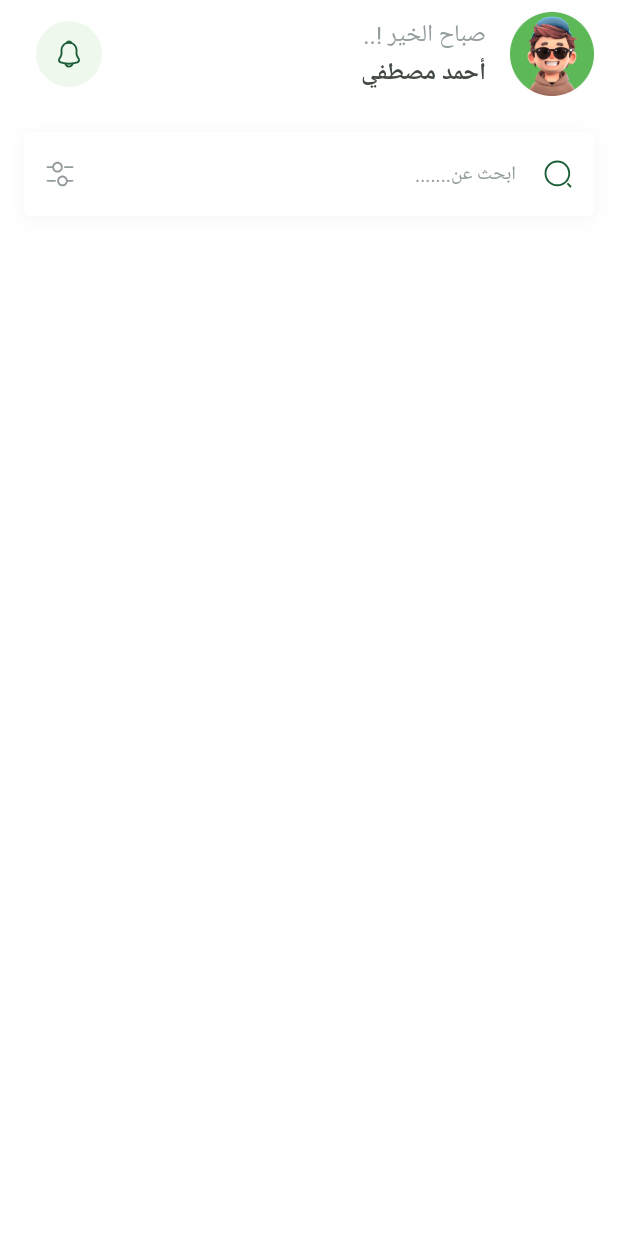
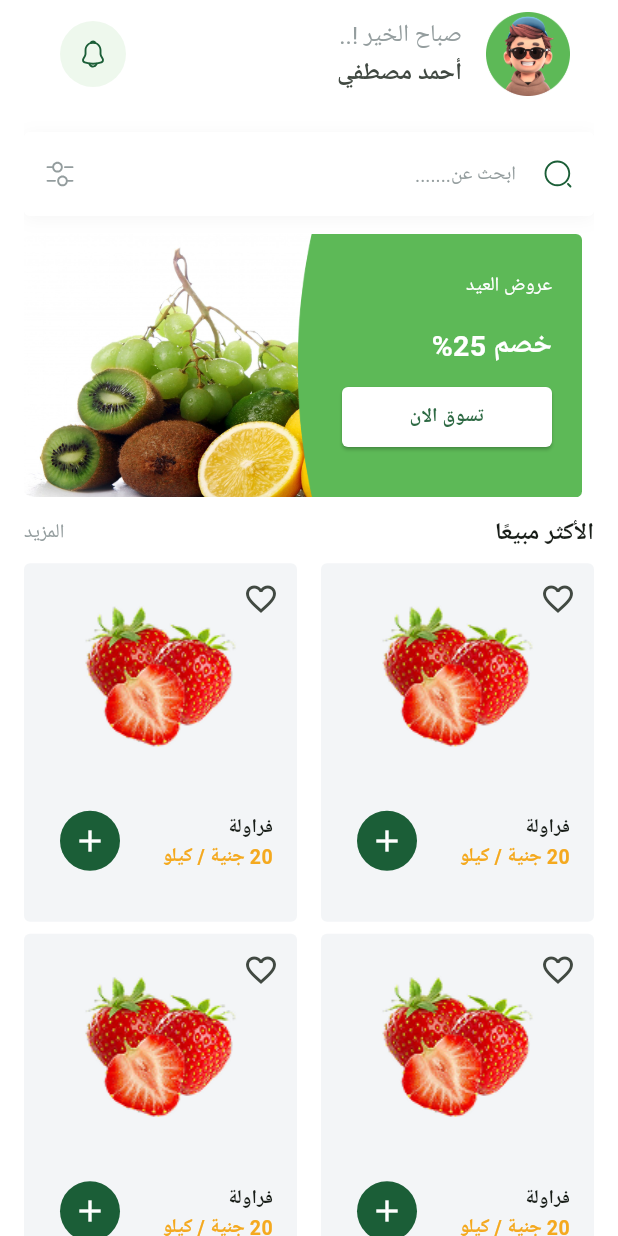
Before and after one commit to Akuma-0/fruit_hub, a Flutter app: the HomeScreen screen opened by its route, on a phone screen of 412 x 824 dp. Run offline on Flutter 3.47's test engine with Material 3 defaults, Android fonts, the phone set to English and light mode, and no system bars; our stand-ins replace bloc, cloud_firestore, dartz, dots_indicator, firebase_auth, firebase_core and 6 more; missing offline and left inert: flutter_facebook_auth; accounts and stored records are empty; generated files the repository leaves out were written again; Roboto replaces fonts that are missing (Cairo).

Commit message:
Add new widgets and layout for home screen

```diff
--- /dev/null
+++ b/devtools_options.yaml
@@ -0,0 +1,3 @@
+description: This file stores settings for Dart & Flutter DevTools.
+documentation: https://docs.flutter.dev/tools/devtools/extensions#configure-extension-enablement-states
+extensions:
--- /dev/null
+++ b/lib/core/widgets/fruit_item_card.dart
@@ -0,0 +1,78 @@
+import 'package:flutter/material.dart';
+import 'package:fruit_hub/core/styles/app_colors.dart';
+import 'package:fruit_hub/core/styles/app_text_styles.dart';
+
+class FruitItemCard extends StatelessWidget {
+  const FruitItemCard({super.key});
+
+  @override
+  Widget build(BuildContext context) {
+    return Container(
+      width: 136,
+      height: 214,
+      decoration: ShapeDecoration(
+        color: Color(0xfff3f5f7),
+        shape: RoundedRectangleBorder(borderRadius: BorderRadius.circular(4)),
+      ),
+      child: Stack(
+        children: [
+          Positioned.fill(
+            child: Column(
+              children: [
+                SizedBox(height: 20),
+                Image.asset('assets/images/temp_fruit_item.png'),
+                SizedBox(height: 24),
+                ListTile(
+                  title: Text('فراولة', style: TextStyles.semiBold13),
+                  subtitle: Text.rich(
+                    TextSpan(
+                      children: [
+                        TextSpan(
+                          text: '20 جنية ',
+                          style: TextStyles.bold13.copyWith(
+                            color: AppColors.secondaryColor,
+                          ),
+                        ),
+                        TextSpan(
+                          text: '/',
+                          style: TextStyles.bold13.copyWith(
+                            color: AppColors.secondaryColor,
+                          ),
+                        ),
+                        TextSpan(
+                          text: ' ',
+                          style: TextStyles.semiBold13.copyWith(
+                            color: AppColors.secondaryColor,
+                          ),
+                        ),
+                        TextSpan(
+                          text: 'كيلو',
+                          style: TextStyles.semiBold13.copyWith(
+                            color: AppColors.secondaryColor,
+                          ),
+                        ),
+                      ],
+                    ),
+                    textAlign: TextAlign.right,
+                  ),
+                  trailing: CircleAvatar(
+                    backgroundColor: AppColors.primaryColor,
+                    child: Icon(Icons.add, color: Colors.white),
+                  ),
+                ),
+              ],
+            ),
+          ),
+          Positioned(
+            top: 0,
+            right: 0,
+            child: IconButton(
+              onPressed: () {},
+              icon: Icon(Icons.favorite_outline),
+            ),
+          ),
+        ],
+      ),
+    );
+  }
+}
--- a/lib/features/home/ui/screens/home_screen.dart
+++ b/lib/features/home/ui/screens/home_screen.dart
@@ -7,8 +7,10 @@ class HomeScreen extends StatelessWidget {
   @override
   Widget build(BuildContext context) {
     return Scaffold(
-
-      body: HomeScreenBody(),
+      body: Padding(
+        padding: const EdgeInsets.symmetric(horizontal: 16.0),
+        child: HomeScreenBody(),
+      ),
     );
   }
 }
--- /dev/null
+++ b/lib/features/home/ui/screens/widgets/best_selling_header.dart
@@ -0,0 +1,20 @@
+import 'package:flutter/material.dart';
+import 'package:fruit_hub/core/styles/app_text_styles.dart';
+
+class BestSellingHeader extends StatelessWidget {
+  const BestSellingHeader({super.key});
+
+  @override
+  Widget build(BuildContext context) {
+    return Row(
+      mainAxisAlignment: MainAxisAlignment.spaceBetween,
+      children: [
+        Text('الأكثر مبيعًا', style: TextStyles.bold16),
+        Text(
+          'المزيد',
+          style: TextStyles.regular13.copyWith(color: Color(0xff949D9E)),
+        ),
+      ],
+    );
+  }
+}
--- /dev/null
+++ b/lib/features/home/ui/screens/widgets/best_selling_items_grid.dart
@@ -0,0 +1,21 @@
+import 'package:flutter/material.dart';
+import 'package:fruit_hub/core/widgets/fruit_item_card.dart';
+
+class BestSellingItemsGrid extends StatelessWidget {
+  const BestSellingItemsGrid({super.key});
+
+  @override
+  Widget build(BuildContext context) {
+    return SliverGrid.builder(
+      gridDelegate: SliverGridDelegateWithFixedCrossAxisCount(
+        crossAxisCount: 2,
+        childAspectRatio: 163 / 214,
+        crossAxisSpacing: 16,
+        mainAxisSpacing: 8,
+      ),
+      itemBuilder: (context, index) {
+        return FruitItemCard();
+      },
+    );
+  }
+}
--- /dev/null
+++ b/lib/features/home/ui/screens/widgets/featured_item.dart
@@ -0,0 +1,64 @@
+import 'package:flutter/material.dart';
+import 'package:fruit_hub/core/styles/app_text_styles.dart';
+
+class FeaturedItem extends StatelessWidget {
+  const FeaturedItem({super.key});
+
+  @override
+  Widget build(BuildContext context) {
+    return ClipRRect(
+      borderRadius: BorderRadius.circular(4),
+      child: SizedBox(
+        width: MediaQuery.sizeOf(context).width - 32,
+        child: AspectRatio(
+          aspectRatio: 342 / 158,
+          child: Stack(
+            children: [
+              Image.asset('assets/images/temp_featured_background.png'),
+              Container(
+                width: MediaQuery.sizeOf(context).width * .46,
+                padding: EdgeInsetsDirectional.only(start: 20),
+                decoration: BoxDecoration(
+                  image: DecorationImage(
+                    image: AssetImage(
+                      'assets/images/temp_featured_item_shape.png',
+                    ),
+                    fit: BoxFit.fill,
+                  ),
+                ),
+                child: Column(
+                  crossAxisAlignment: CrossAxisAlignment.start,
+                  children: [
+                    SizedBox(height: 25),
+                    Text(
+                      'عروض العيد',
+                      style: TextStyles.regular13.copyWith(color: Colors.white),
+                    ),
+                    SizedBox(height: 16),
+                    Text(
+                      'خصم 25%',
+                      style: TextStyles.bold19.copyWith(color: Colors.white),
+                    ),
+                    SizedBox(height: 10),
+                    ElevatedButton(
+                      child: Text('تسوق الان', style: TextStyles.bold13),
+                      onPressed: () {},
+                      style: ElevatedButton.styleFrom(
+                        fixedSize: Size(140, 32),
+                        backgroundColor: Colors.white,
+                        shape: RoundedRectangleBorder(
+                          borderRadius: BorderRadius.circular(4),
+                          side: BorderSide.none,
+                        ),
+                      ),
+                    ),
+                  ],
+                ),
+              ),
+            ],
+          ),
+        ),
+      ),
+    );
+  }
+}
--- /dev/null
+++ b/lib/features/home/ui/screens/widgets/featured_list.dart
@@ -0,0 +1,21 @@
+import 'package:flutter/material.dart';
+import 'package:fruit_hub/features/home/ui/screens/widgets/featured_item.dart';
+
+class FeaturedList extends StatelessWidget {
+  const FeaturedList({super.key});
+
+  @override
+  Widget build(BuildContext context) {
+    return SingleChildScrollView(
+      scrollDirection: Axis.horizontal,
+      child: Row(
+        children: List.generate(4, (index) {
+          return Padding(
+            padding: const EdgeInsetsDirectional.only(start: 8.0),
+            child: FeaturedItem(),
+          );
+        }),
+      ),
+    );
+  }
+}
--- a/lib/features/home/ui/screens/widgets/home_screen_body.dart
+++ b/lib/features/home/ui/screens/widgets/home_screen_body.dart
@@ -1,4 +1,8 @@
 import 'package:flutter/material.dart';
+import 'package:fruit_hub/core/widgets/fruit_item_card.dart';
+import 'package:fruit_hub/features/home/ui/screens/widgets/best_selling_header.dart';
+import 'package:fruit_hub/features/home/ui/screens/widgets/best_selling_items_grid.dart';
+import 'package:fruit_hub/features/home/ui/screens/widgets/featured_list.dart';
 import 'package:fruit_hub/features/home/ui/screens/widgets/home_screen_app_bar.dart';
 import 'package:fruit_hub/core/widgets/search_text_field.dart';
 
@@ -12,11 +16,19 @@ class HomeScreenBody extends StatelessWidget {
         slivers: [
           SliverToBoxAdapter(child: HomeScreenAppBar()),
           SliverToBoxAdapter(
-            child: Padding(
-              padding: const EdgeInsets.symmetric(horizontal: 16.0),
-              child: Column(children: [SizedBox(height: 16,),SearchTextField()]),
+            child: Column(
+              children: [
+                SizedBox(height: 16),
+                SearchTextField(),
+                SizedBox(height: 12),
+                FeaturedList(),
+                SizedBox(height: 12),
+                BestSellingHeader(),
+                SizedBox(height: 8),
+              ],
             ),
           ),
+          BestSellingItemsGrid(),
         ],
       ),
     );
```
Also changed, not shown: assets/images/temp_featured_background.png (added), assets/images/temp_featured_item_shape.png (added), assets/images/temp_fruit_item.png (added).
